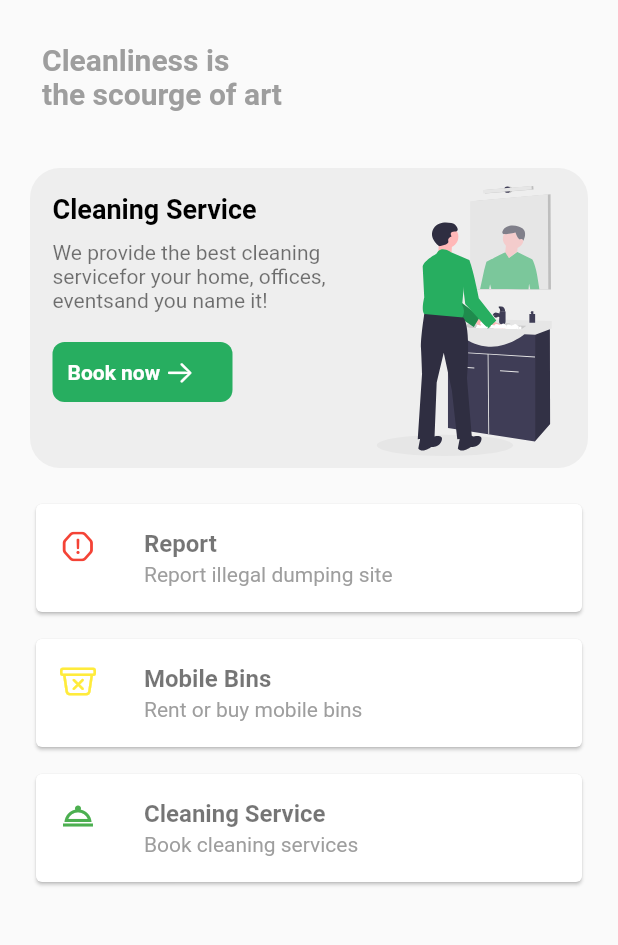
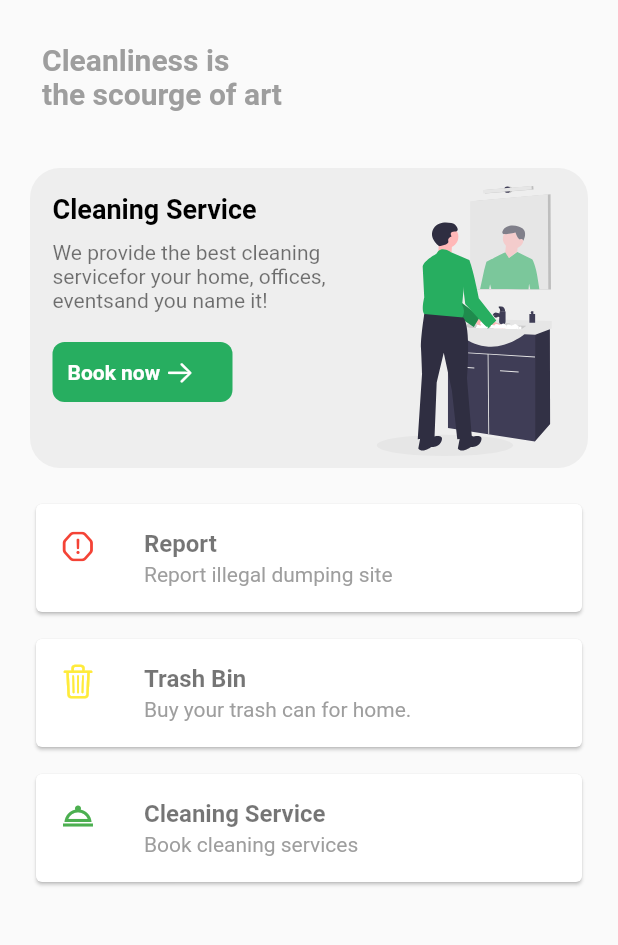
Before and after one commit to ansahkelvin/waste-ninja, a Flutter app: the screen it shows once a user with an empty profile is signed in, on a phone screen of 412 x 824 dp, the part 129-1074 px from its top. Run offline on Flutter 3.47's test engine with Material 2 defaults, Android fonts, the phone set to English and light mode, and no system bars; our stand-ins replace cloud_firestore, firebase_auth, firebase_core, flutter_svg, geolocator, image_picker and 1 more; accounts and stored records are empty; network calls fail.

Commit message:
Change Mobile bins to trash bins

```diff
--- a/lib/helper/helperMethods.dart
+++ b/lib/helper/helperMethods.dart
@@ -11,7 +11,7 @@ import 'package:wasteninja/provider/provider.dart';
 class HelperMethods {
   static Future<File?> openCamera() async {
     final cameraImage =
-        await ImagePicker().pickImage(source: ImageSource.gallery);
+        await ImagePicker().pickImage(source: ImageSource.camera);
 
     if (cameraImage != null) {
       File image = File(cameraImage.path);
--- a/lib/screen/homePage.dart
+++ b/lib/screen/homePage.dart
@@ -247,8 +247,8 @@ class _HomePageState extends State<HomePage> {
             height: 10,
           ),
           CustomCard(
-            text: "Mobile Bins",
-            subText: "Rent or buy mobile bins",
+            text: "Trash Bin",
+            subText: "Buy your trash can for home.",
             callback: () => Navigator.push(
               context,
               MaterialPageRoute(
@@ -256,7 +256,7 @@ class _HomePageState extends State<HomePage> {
               ),
             ),
             iconColor: Colors.yellow,
-            icon: CupertinoIcons.bin_xmark,
+            icon: CupertinoIcons.trash,
           ),
           SizedBox(
             height: 10,
```
Also changed, not shown: lib/screen/trash_bin.dart (added, +29 -0 lines).
